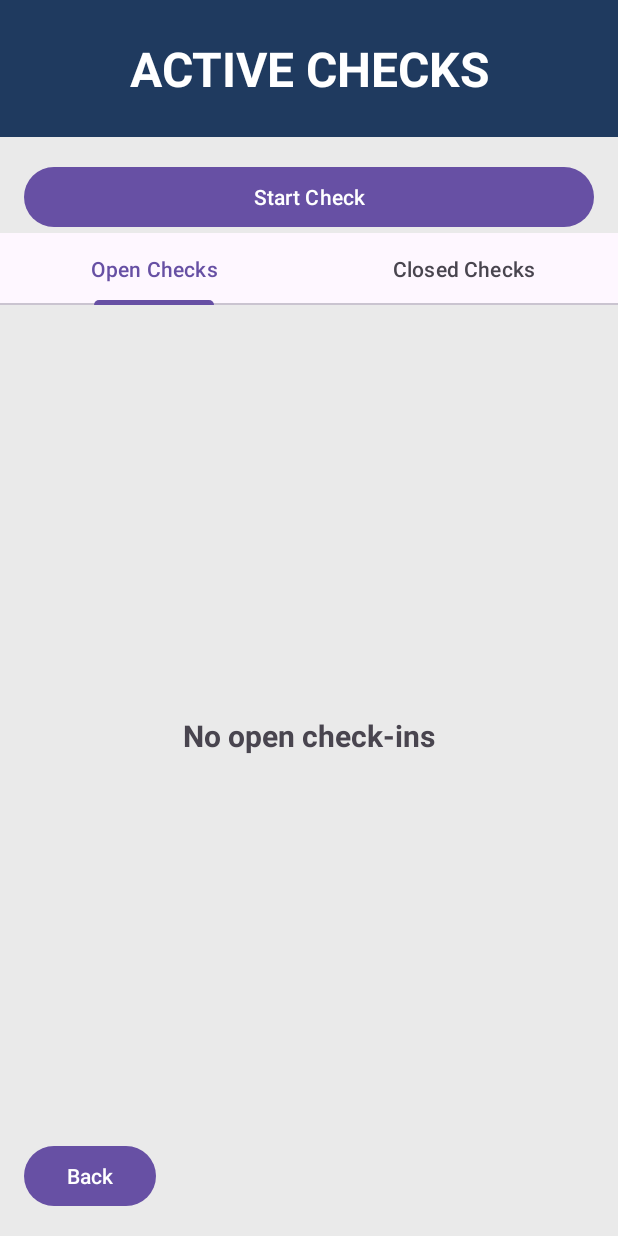
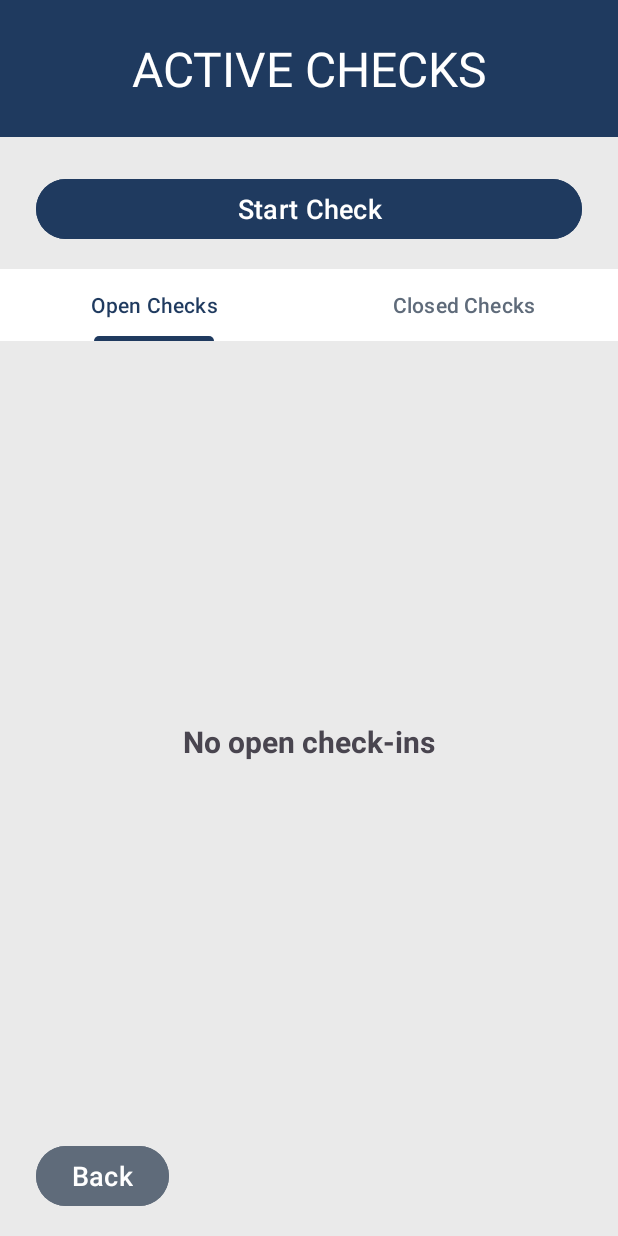
Before and after one commit to JaydanRn/CommunitySafetyApp, an Android app: the ActiveChecksActivity screen opened directly, with no data from a screen before it, on a phone screen of 412 x 824 dp. Run offline under Robolectric (Android 15) with nearby library versions, the phone set to English and light mode, and no system bars.

Commit message:
Update layouts to navy and slate colour scheme and add code comments

```diff
--- a/app/src/main/java/com/example/communitysafetyapp/Check.java
+++ b/app/src/main/java/com/example/communitysafetyapp/Check.java
@@ -21,11 +21,14 @@ public class Check implements Serializable {
     public long closedTime;
     public long deadline;
     public String status;
+    //Boolean to check if the reply came after the deadline
     public boolean lateResponse = false;
+    //Log events for check-in
     public ArrayList<String> timeline = new ArrayList<>();
 
     public Check(){}
 
+    //check if the check-in is still open
     public boolean isActive(){
         return (STATUS_WAITING.equals(status) || STATUS_ESCALATED_PHYSICAL.equals(status) || STATUS_ESCALATED_EMERGENCY.equals(status));
     }
--- a/app/src/main/java/com/example/communitysafetyapp/MainActivity.java
+++ b/app/src/main/java/com/example/communitysafetyapp/MainActivity.java
@@ -10,6 +10,7 @@ import androidx.core.graphics.Insets;
 import androidx.core.view.ViewCompat;
 import androidx.core.view.WindowInsetsCompat;
 
+//Home screen: Buttons opens Active checks screen, People screen, or exit button to leave app
 public class MainActivity extends AppCompatActivity {
     @Override
     protected void onCreate(Bundle savedInstanceState) {
@@ -22,6 +23,7 @@ public class MainActivity extends AppCompatActivity {
             return insets;
         });
 
+        //View Checks buttons opens the Active Checks screen
         Button buttonViewChecks = findViewById(R.id.btnViewChecks);
       buttonViewChecks.setOnClickListener(v ->{
             Intent i = new Intent(
@@ -31,6 +33,7 @@ public class MainActivity extends AppCompatActivity {
             startActivity(i);
         });
 
+        //Manage People button opens the People screen
         Button buttonManagePeople = findViewById(R.id.btnManagePeople);
         buttonManagePeople.setOnClickListener(v ->{
             Intent i = new Intent(
@@ -40,6 +43,7 @@ public class MainActivity extends AppCompatActivity {
             startActivity(i);
         });
 
+        //Exit button leave the app
         Button buttonExit = findViewById(R.id.btnExit);
         buttonExit.setOnClickListener(v -> finishAffinity());
     }
--- a/app/src/main/java/com/example/communitysafetyapp/SmsReceiver.java
+++ b/app/src/main/java/com/example/communitysafetyapp/SmsReceiver.java
@@ -39,6 +39,7 @@ public class SmsReceiver extends BroadcastReceiver {
             body.append(sms.getDisplayMessageBody());
         }
 
+        //Make the reply upper case
         String response = body.toString().trim().toUpperCase(Locale.ROOT);
 
         // Only accept OK or HELP responses for now (case-insensitive)
@@ -47,6 +48,7 @@ public class SmsReceiver extends BroadcastReceiver {
             return;
         }
 
+        //Load the saved check-ins
         ArrayList<Check> checks;
 
         try {
@@ -56,6 +58,7 @@ public class SmsReceiver extends BroadcastReceiver {
             return;
         }
 
+        //Find the waiting check and record their reply
         boolean updated = false;
 
         for (Check check : checks) {
@@ -66,8 +69,10 @@ public class SmsReceiver extends BroadcastReceiver {
 
                 long responseTime = System.currentTimeMillis();
 
+                //Mark the reply as late
                 check.lateResponse = responseTime > check.deadline;
 
+                //checks the message to see if safe or help is needed
                 if (response.equals("OK")) {
                     check.status = Check.STATUS_RESOLVED_OK;
 
--- a/app/src/main/res/layout/activity_active_checks.xml
+++ b/app/src/main/res/layout/activity_active_checks.xml
@@ -19,7 +19,6 @@
         android:text="ACTIVE CHECKS"
         android:textColor="#FFFFFF"
         android:textSize="32sp"
-        android:textStyle="bold"
         app:layout_constraintTop_toTopOf="parent"
         app:layout_constraintStart_toStartOf="parent"
         app:layout_constraintEnd_toEndOf="parent" />
@@ -28,10 +27,12 @@
         android:id="@+id/btnStartCheck"
         android:layout_width="0dp"
         android:layout_height="wrap_content"
-        android:layout_marginStart="16dp"
-        android:layout_marginEnd="16dp"
-        android:layout_marginTop="16dp"
+        android:layout_marginStart="24dp"
+        android:layout_marginEnd="24dp"
+        android:layout_marginTop="24dp"
+        android:backgroundTint="#1F3A5F"
         android:text="Start Check"
+        android:textSize="18sp"
         app:layout_constraintTop_toBottomOf="@id/tvChecksHeader"
         app:layout_constraintStart_toStartOf="parent"
         app:layout_constraintEnd_toEndOf="parent" />
@@ -40,8 +41,13 @@
         android:id="@+id/tabChecks"
         android:layout_width="0dp"
         android:layout_height="wrap_content"
+        android:layout_marginTop="16dp"
+        android:background="#FFFFFF"
         app:tabMode="fixed"
+        app:tabIndicatorColor="#1F3A5F"
         app:tabGravity="fill"
+        app:tabSelectedTextColor="#1F3A5F"
+        app:tabTextColor="#5F6B7A"
         app:layout_constraintTop_toBottomOf="@id/btnStartCheck"
         app:layout_constraintStart_toStartOf="parent"
         app:layout_constraintEnd_toEndOf="parent" />
@@ -51,14 +57,15 @@
         android:id="@+id/lvChecks"
         android:layout_width="0dp"
         android:layout_height="0dp"
-        android:layout_marginTop="24dp"
+        android:layout_marginTop="16dp"
+        android:layout_marginBottom="16dp"
         android:paddingStart="24dp"
         android:paddingEnd="24dp"
         android:clipToPadding="false"
         android:divider="@android:color/transparent"
         android:dividerHeight="12dp"
-        app:layout_constraintTop_toBottomOf="@id/btnStartCheck"
-        app:layout_constraintBottom_toBottomOf="parent"
+        app:layout_constraintTop_toBottomOf="@id/tabChecks"
+        app:layout_constraintBottom_toTopOf="@id/btnBack"
         app:layout_constraintStart_toStartOf="parent"
         app:layout_constraintEnd_toEndOf="parent" />
 
@@ -66,9 +73,11 @@
         android:id="@+id/btnBack"
         android:layout_width="wrap_content"
         android:layout_height="wrap_content"
-        android:layout_marginStart="16dp"
+        android:layout_marginStart="24dp"
         android:layout_marginBottom="16dp"
+        android:backgroundTint="#5F6B7A"
         android:text="Back"
+        android:textSize="18sp"
         android:textAllCaps="false"
         app:layout_constraintStart_toStartOf="parent"
         app:layout_constraintBottom_toBottomOf="parent" />
--- a/app/src/main/res/layout/activity_item_contact.xml
+++ b/app/src/main/res/layout/activity_item_contact.xml
@@ -11,6 +11,7 @@
     <ScrollView
         android:layout_width="0dp"
         android:layout_height="0dp"
+        android:layout_marginBottom="16dp"
         android:fillViewport="true"
         app:layout_constraintTop_toTopOf="parent"
         app:layout_constraintBottom_toTopOf="@id/btnBack"
@@ -111,6 +112,7 @@
                 android:layout_marginStart="24dp"
                 android:layout_marginTop="16dp"
                 android:layout_marginEnd="24dp"
+                android:backgroundTint="#8B2E2E"
                 android:text="Delete Contact"
                 android:textSize="18sp"
                 android:visibility="gone" />
@@ -123,9 +125,11 @@
         android:id="@+id/btnBack"
         android:layout_width="wrap_content"
         android:layout_height="wrap_content"
-        android:layout_marginStart="16dp"
+        android:layout_marginStart="24dp"
         android:layout_marginBottom="16dp"
+        android:backgroundTint="#5F6B7A"
         android:text="Back"
+        android:textSize="18sp"
         android:textAllCaps="false"
         app:layout_constraintStart_toStartOf="parent"
         app:layout_constraintBottom_toBottomOf="parent" />
--- a/app/src/main/res/layout/dialog_start_check.xml
+++ b/app/src/main/res/layout/dialog_start_check.xml
@@ -16,8 +16,7 @@
         android:gravity="center"
         android:text="Start Welfare Check"
         android:textColor="#FFFFFF"
-        android:textSize="24sp"
-        android:textStyle="bold" />
+        android:textSize="24sp" />
 
     <TextView
         android:id="@+id/tvDialogContact"
@@ -111,7 +110,7 @@
             android:layout_width="wrap_content"
             android:layout_height="wrap_content"
             android:layout_marginStart="8dp"
-            android:backgroundTint="#1F3A5F                 "
+            android:backgroundTint="#1F3A5F"
             android:text="Start"
             android:textSize="18sp" />
     </LinearLayout>
--- a/app/src/main/res/layout/item_check.xml
+++ b/app/src/main/res/layout/item_check.xml
@@ -30,7 +30,7 @@
             android:layout_height="wrap_content"
             android:text="Reason: Routine Check-In"
             android:textSize="18sp"
-            android:textColor="#666666" />
+            android:textColor="#5F6B7A" />
 
         <TextView
             android:id="@+id/tvCheckStatus"
@@ -47,6 +47,7 @@
             android:layout_width="match_parent"
             android:layout_height="wrap_content"
             android:layout_marginTop="8dp"
+            android:textColor="#5F6B7A"
             android:textSize="18sp" />
 
         <TextView
@@ -54,6 +55,7 @@
             android:layout_width="match_parent"
             android:layout_height="wrap_content"
             android:layout_marginTop="8dp"
+            android:textColor="#5F6B7A"
             android:textSize="18sp"
             android:visibility="gone" />
 
@@ -64,7 +66,7 @@
             android:layout_marginTop="8dp"
             android:text="Time: 05:00 remaining"
             android:textSize="18sp"
-            android:textColor="#666666" />
+            android:textColor="#5F6B7A" />
 
         <Button
             android:id="@+id/btnResend"
```
Also changed, not shown: app/src/main/java/com/example/communitysafetyapp/ActiveChecksActivity.java (+16 -0 lines), app/src/main/java/com/example/communitysafetyapp/ItemContactActivity.java (+14 -0 lines), app/src/main/java/com/example/communitysafetyapp/PeopleActivity.java (+14 -0 lines), app/src/main/java/com/example/communitysafetyapp/StartCheckDialogFragment.java (+24 -0 lines), app/src/main/res/layout/activity_people.xml (+7 -4 lines).
